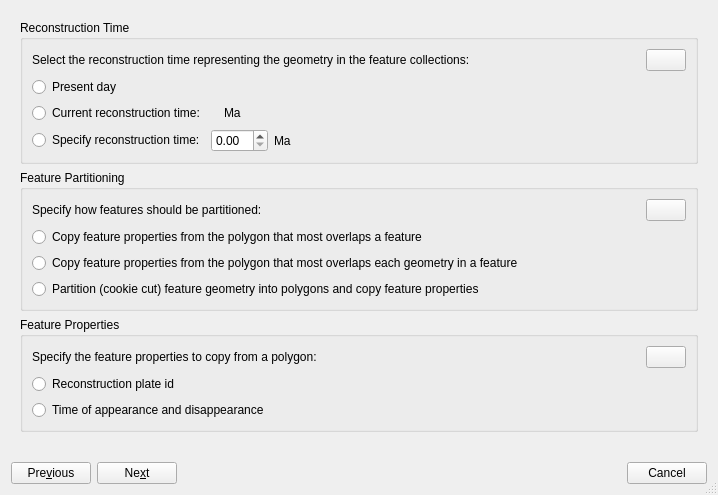
Old version of the form src/qt-widgets/AssignReconstructionPlateIdsDialogUi.ui in the repository GPlates/GPlates.
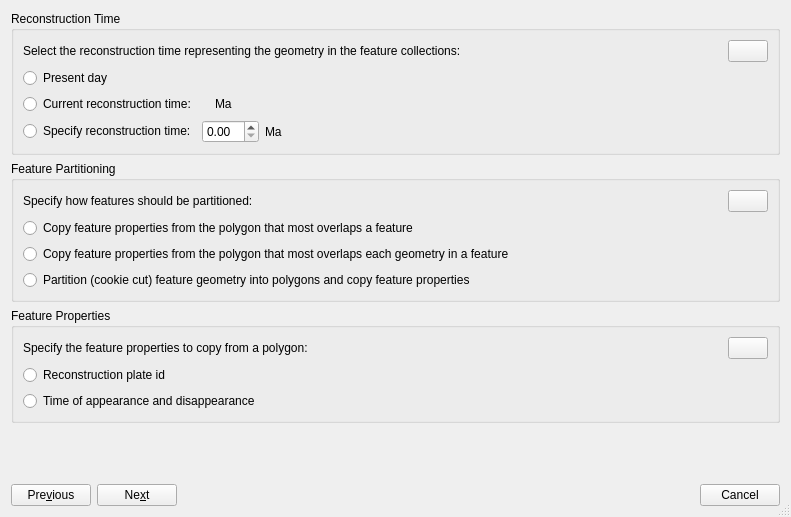
New version of the form. Icons and pictures are not drawn.

The edit to the form file:
```diff
--- a/src/qt-widgets/AssignReconstructionPlateIdsDialogUi.ui
+++ b/src/qt-widgets/AssignReconstructionPlateIdsDialogUi.ui
@@ -1,12 +1,12 @@
 <ui version="4.0" >
  <class>AssignReconstructionPlateIdsDialog</class>
- <widget class="QDialog" name="AssignReconstructionPlateIdsDialog" >
-  <property name="geometry" >
+ <widget class="QDialog" name="AssignReconstructionPlateIdsDialog">
+  <property name="geometry">
    <rect>
     <x>0</x>
     <y>0</y>
-    <width>712</width>
-    <height>495</height>
+    <width>791</width>
+    <height>517</height>
    </rect>
   </property>
   <property name="windowTitle" >
@@ -268,8 +268,11 @@
        </item>
       </layout>
      </widget>
-     <widget class="QWidget" name="general_options" >
-      <layout class="QVBoxLayout" >
+     <widget class="QWidget" name="general_options">
+      <layout class="QVBoxLayout">
+       <property name="margin">
+        <number>0</number>
+       </property>
        <item>
         <widget class="QGroupBox" name="group_box_reconstruction_time" >
          <property name="title" >
```
Left out of the diff: 338 changed lines with no effect on the pictures.
